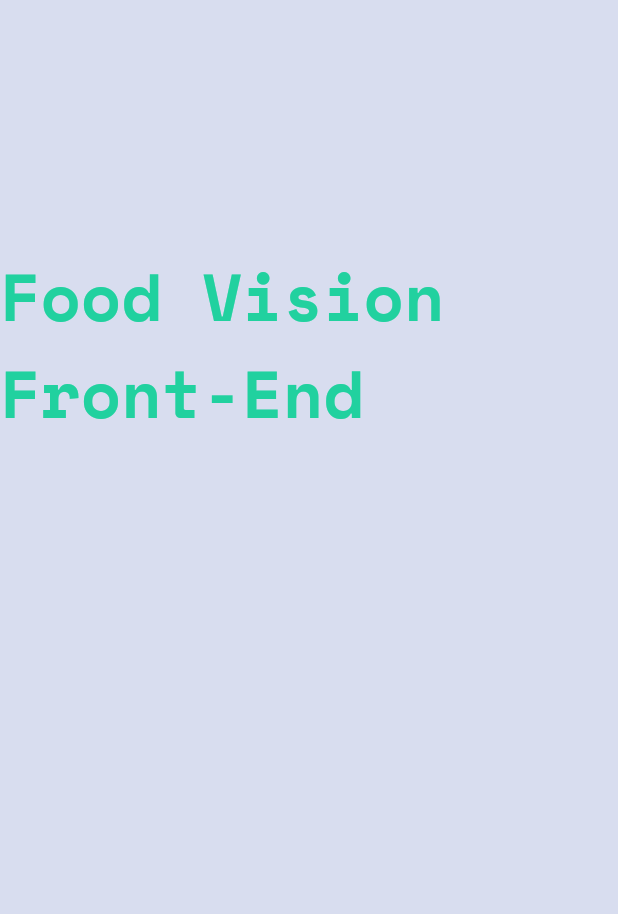
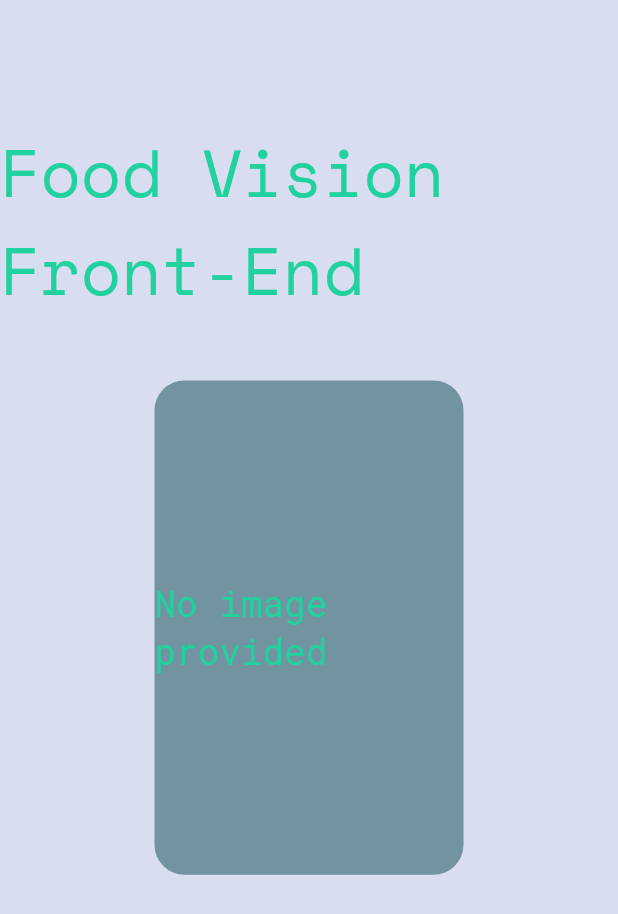
Before and after one commit to eRuaro/food-vision-frontend, a Flutter app: the screen it shows after launch, on a phone screen of 412 x 824 dp. Shown: the top 914 px of the screen. Run offline on Flutter 3.47's test engine with Material 2 defaults, Android fonts, the phone set to English and light mode, and no system bars; our stand-ins replace bloc, equatable, flutter_bloc, google_fonts.

Commit message:
added widget for image cubit

```diff
--- a/lib/cubits/food_image/food_image_cubit.dart
+++ b/lib/cubits/food_image/food_image_cubit.dart
@@ -8,10 +8,10 @@ class FoodImageCubit extends Cubit<FoodImageState> {
 
   void getImage(String imageUrl) {
     try {
-      emit(const FoodImageLoading());
       if (imageUrl.isEmpty) {
         emit(const FoodImageEmptyUrl());
       } else {
+        emit(const FoodImageLoading());
         emit(FoodImageLoaded(
           imageUrl: imageUrl,
         ));
--- a/lib/views/home/home_screen.dart
+++ b/lib/views/home/home_screen.dart
@@ -1,5 +1,8 @@
 import 'package:flutter/material.dart';
+import 'package:flutter_bloc/flutter_bloc.dart';
+import 'package:food_vision_frontend/cubits/food_image/food_image_cubit.dart';
 import 'package:food_vision_frontend/models/color_palette.dart';
+import 'package:food_vision_frontend/views/home/widgets/image_container.dart';
 import 'package:google_fonts/google_fonts.dart';
 
 class HomeScreen extends StatelessWidget {
@@ -9,23 +12,103 @@ class HomeScreen extends StatelessWidget {
   Widget build(BuildContext context) {
     return Scaffold(
       backgroundColor: ColorPalette.lavanderWeb,
-      body: Column(
+      body: MultiBlocListener(
+        listeners: [
+          BlocListener<FoodImageCubit, FoodImageState>(
+            listener: (context, state) {
+              if (state is FoodImageEmptyUrl) {
+                ScaffoldMessenger.of(context).showSnackBar(
+                  SnackBar(
+                    content: Text(
+                      'You failed to provide an image',
+                      style: GoogleFonts.robotoMono(
+                        color: ColorPalette.carribeanGreen,
+                        fontSize: 16,
+                      ),
+                    ),
+                    backgroundColor: ColorPalette.manatee,
+                  ),
+                );
+              } else if (state is FoodImageError) {
+                ScaffoldMessenger.of(context).showSnackBar(
+                  SnackBar(
+                    content: Text(
+                      state.message,
+                      style: GoogleFonts.robotoMono(
+                        color: ColorPalette.manatee,
+                        fontSize: 16,
+                      ),
+                    ),
+                    backgroundColor: const Color.fromARGB(255, 173, 39, 29),
+                  ),
+                );
+              }
+            },
+          ),
+        ],
+        child: Column(
           children: [
             SizedBox(
-            height: MediaQuery.of(context).size.height * 0.2,
+              height: MediaQuery.of(context).size.height * 0.1,
             ),
             Align(
               alignment: Alignment.topCenter,
+              child: Expanded(
                 child: Text(
                   'Food Vision Front-End',
                   style: GoogleFonts.spaceMono(
                     fontSize: 44,
-                fontWeight: FontWeight.bold,
                     color: ColorPalette.carribeanGreen,
                   ),
                 ),
               ),
-        ]
+            ),
+            SizedBox(
+              height: MediaQuery.of(context).size.height * 0.05,
+            ),
+            BlocBuilder<FoodImageCubit, FoodImageState>(
+              builder: (context, state) {
+                if (state is FoodImageLoading) {
+                  return const ImageContainer(
+                    child: CircularProgressIndicator(),
+                  );
+                } else if (state is FoodImageLoaded) {
+                  return ImageContainer(
+                    child: Image.network(
+                      state.imageUrl,
+                      fit: BoxFit.cover,
+                    ),
+                  );
+                } else if (state is FoodImageError) {
+                  return ImageContainer(
+                    child: Center(
+                      child: Text(
+                        'Error fetching image',
+                        style: GoogleFonts.robotoMono(
+                          color: const Color.fromARGB(255, 173, 39, 29),
+                          fontSize: 24,
+                        ),
+                      ),
+                    ),
+                  );
+                }
+
+                return ImageContainer(
+                  child: Center(
+                    child: Text(
+                      'No image provided',
+                      style: GoogleFonts.robotoMono(
+                        color: ColorPalette.carribeanGreen,
+                        fontSize: 24,
+                      ),
+                    ),
+                  ),
+                );
+              },
+            ),
+
+          ],
+        ),
       ),
     );
   }
```
Lines whose indentation alone changed are shown as unchanged.
